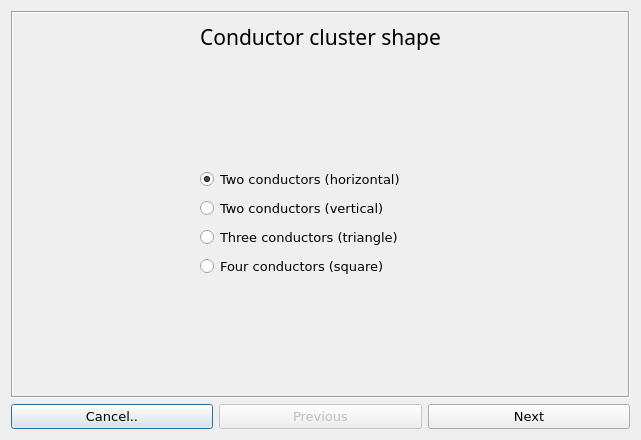
Before: the Qt Designer form ui/multi_conductor_dialog.ui in Eltee/cdegs-aid, drawn with Qt 5.
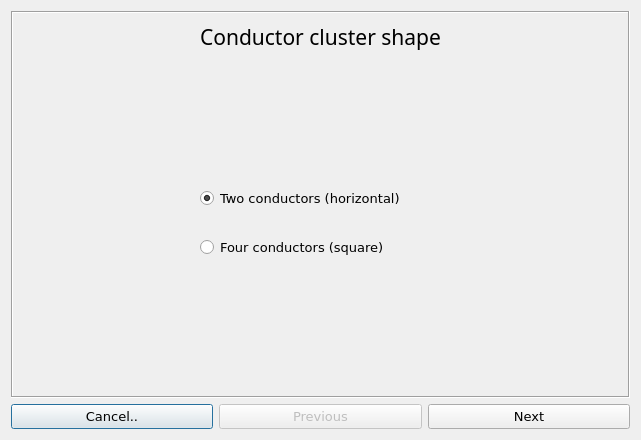
After: the same form once the commit is applied. The open tabs and pages were chosen to show the change. Custom widgets are drawn as their Qt base class.

Patch:
```diff
--- a/ui/multi_conductor_dialog.ui
+++ b/ui/multi_conductor_dialog.ui
@@ -47,20 +47,7 @@
         </widget>
        </item>
        <item row="5" column="1">
-        <widget class="QRadioButton" name="radioButton_first_4c">
-         <property name="font">
-          <font>
-           <family>Verdana</family>
-           <pointsize>10</pointsize>
-          </font>
-         </property>
-         <property name="text">
-          <string>Four conductors (square)</string>
-         </property>
-        </widget>
-       </item>
-       <item row="1" column="1">
-        <spacer name="verticalSpacer_2">
+        <spacer name="verticalSpacer">
          <property name="orientation">
           <enum>Qt::Vertical</enum>
          </property>
@@ -72,31 +59,18 @@
          </property>
         </spacer>
        </item>
-       <item row="3" column="1">
-        <widget class="QRadioButton" name="radioButton_first_2cVert">
-         <property name="font">
-          <font>
-           <family>Verdana</family>
-           <pointsize>10</pointsize>
-          </font>
+       <item row="3" column="2">
+        <spacer name="horizontalSpacer_2">
+         <property name="orientation">
+          <enum>Qt::Horizontal</enum>
          </property>
-         <property name="text">
-          <string>Two conductors (vertical)</string>
+         <property name="sizeHint" stdset="0">
+          <size>
+           <width>40</width>
+           <height>20</height>
+          </size>
          </property>
-        </widget>
-       </item>
-       <item row="4" column="1">
-        <widget class="QRadioButton" name="radioButton_first_3c">
-         <property name="font">
-          <font>
-           <family>Verdana</family>
-           <pointsize>10</pointsize>
-          </font>
-         </property>
-         <property name="text">
-          <string>Three conductors (triangle)</string>
-         </property>
-        </widget>
+        </spacer>
        </item>
        <item row="0" column="1">
         <widget class="QLabel" name="label">
@@ -123,8 +97,21 @@
          </property>
         </widget>
        </item>
-       <item row="6" column="1">
-        <spacer name="verticalSpacer">
+       <item row="4" column="1">
+        <widget class="QRadioButton" name="radioButton_first_4c">
+         <property name="font">
+          <font>
+           <family>Verdana</family>
+           <pointsize>10</pointsize>
+          </font>
+         </property>
+         <property name="text">
+          <string>Four conductors (square)</string>
+         </property>
+        </widget>
+       </item>
+       <item row="1" column="1">
+        <spacer name="verticalSpacer_2">
          <property name="orientation">
           <enum>Qt::Vertical</enum>
          </property>
```
Left out of the diff: 15 changed lines with no effect on the pictures.
